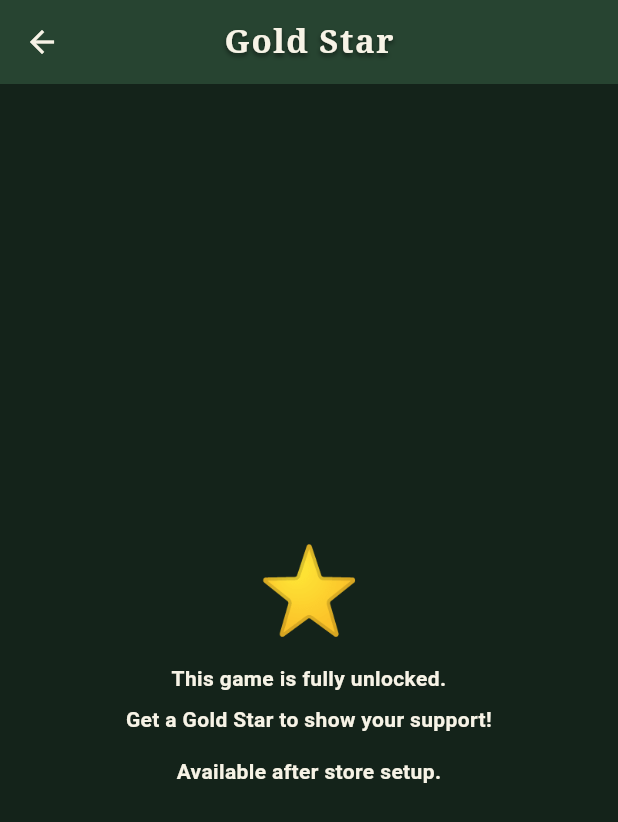
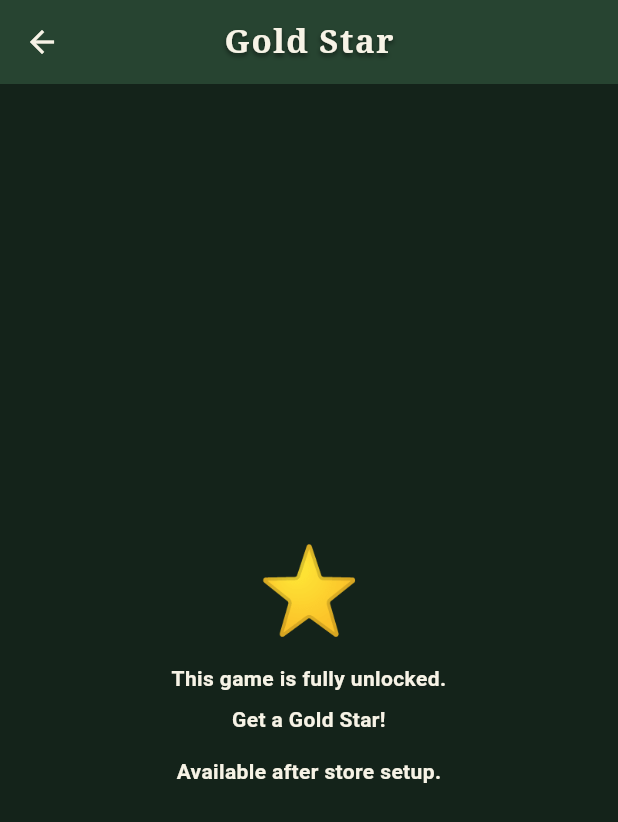
Before and after one commit to wjia-n/game-roadhopper, a Flutter app: the _IosGoldStarScreen screen opened directly with empty values, on a phone screen of 412 x 824 dp. Shown: the top 822 px of the screen. Run offline on Flutter 3.47's test engine with Material 3 defaults, Android fonts, the phone set to English and light mode, and no system bars; our stand-ins replace audioplayers, cross_file, file_picker, in_app_purchase, in_app_review, qr_flutter and 2 more; missing offline and left inert: mobile_scanner; accounts and stored records are empty.

Commit message:
PRO cleanup (iOS only): branch difficulty blurb + settings PRO section, gate settings tip section to Android, Gold Star support wording; Android untouched

```diff
--- a/lib/screens/menu_screen.dart
+++ b/lib/screens/menu_screen.dart
@@ -303,7 +303,9 @@ class _MenuScreenState extends State<MenuScreen> {
           _pickTile(
             selected: _s.difficulty == i,
             title: HopperSettings.difficultyNames[i],
-            subtitle: HopperSettings.difficultyBlurb[i],
+            subtitle: (defaultTargetPlatform == TargetPlatform.iOS
+                ? HopperSettings.difficultyBlurbIos
+                : HopperSettings.difficultyBlurb)[i],
             icon: [Icons.directions_walk, Icons.directions_run, Icons.bolt][i],
             locked: i == 2 && !_s.isPro,
             onTap: () {
--- a/lib/screens/pro_screen.dart
+++ b/lib/screens/pro_screen.dart
@@ -243,7 +243,7 @@ class _IosGoldStarScreen extends StatelessWidget {
                   builder: (_, owned, _) => Text(
                     owned
                         ? '⭐ Gold Star earned — thank you!'
-                        : 'Get a Gold Star to show your support!',
+                        : 'Get a Gold Star!',
                     textAlign: TextAlign.center,
                   ),
                 ),
--- a/lib/services/settings_service.dart
+++ b/lib/services/settings_service.dart
@@ -33,6 +33,12 @@ class HopperSettings extends ChangeNotifier {
     'Relaxed pace, generous clock',
     'The classic crossing',
     'PRO · Fast lanes, tight clock',
+  ];
+  // iOS variant: same blurbs without the PRO tag (Android keeps the original).
+  static const difficultyBlurbIos = [
+    'Relaxed pace, generous clock',
+    'The classic crossing',
+    'Fast lanes, tight clock',
   ];
   static const modeNames = ['Classic', 'Endless', 'Score Attack'];
   static const modeBlurb = [
```
Also changed, not shown: lib/screens/settings_screen.dart (+17 -3 lines).
